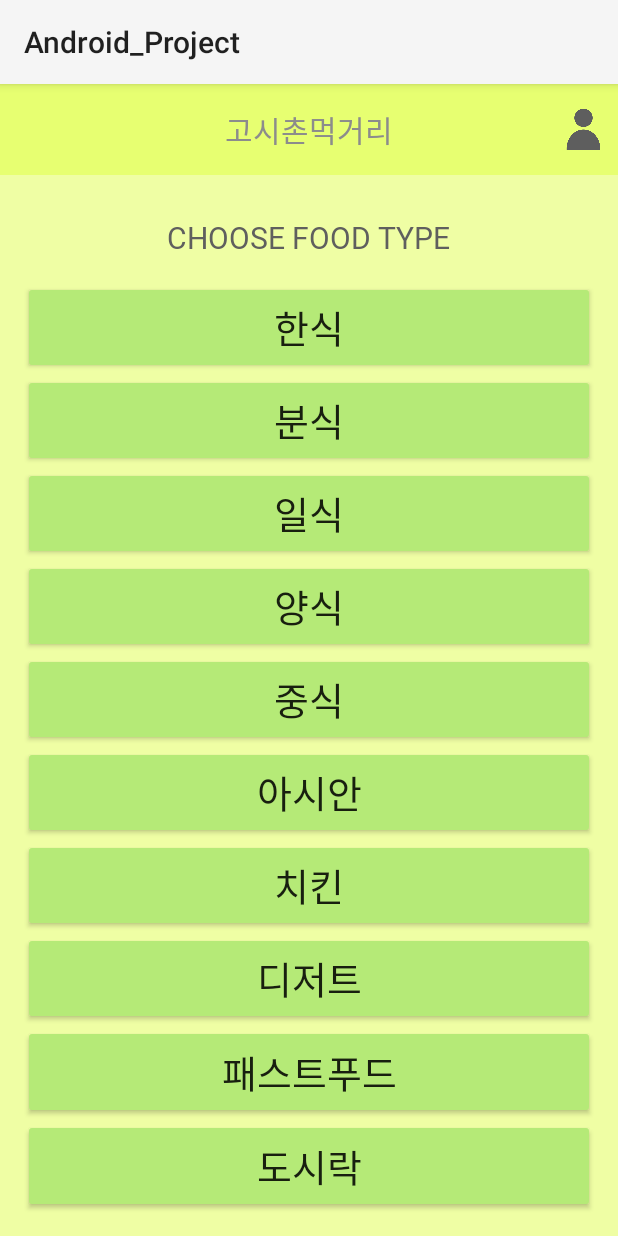
After one commit to c04nh/Android_Project, an Android app: the Layout1 screen opened directly, with no data from a screen before it, on a phone screen of 412 x 824 dp. The commit adds this screen. Run offline under Robolectric (Android 15) with nearby library versions, the phone set to English and light mode, and no system bars.

Commit message:
Edit layout1 commit

```diff
--- a/app/src/main/AndroidManifest.xml
+++ b/app/src/main/AndroidManifest.xml
@@ -9,6 +9,7 @@
         android:roundIcon="@mipmap/ic_launcher_round"
         android:supportsRtl="true"
         android:theme="@style/Theme.Android_Project">
+        <activity android:name=".Layout1"></activity>
         <activity android:name=".MainActivity">
             <intent-filter>
                 <action android:name="android.intent.action.MAIN" />
--- /dev/null
+++ b/app/src/main/java/kr/hs/emirim/w2038/android_project/Layout1.java
@@ -0,0 +1,24 @@
+package kr.hs.emirim.w2038.android_project;
+
+import androidx.appcompat.app.AppCompatActivity;
+
+import android.os.Bundle;
+import android.widget.Button;
+
+public class Layout1 extends AppCompatActivity {
+    Button korean, snack, japanese, chinese, western, asian, chicken, dessert, fastfood, lunchbox;
+    @Override
+    protected void onCreate(Bundle savedInstanceState) {
+        super.onCreate(savedInstanceState);
+        setContentView(R.layout.activity_layout1);
+        korean = findViewById(R.id.korean);
+        japanese = findViewById(R.id.japanese);
+        chinese = findViewById(R.id.chinese);
+        western = findViewById(R.id.western);
+        asian = findViewById(R.id.asian);
+        chicken = findViewById(R.id.chicken);
+        dessert = findViewById(R.id.dessert);
+        fastfood = findViewById(R.id.fastfood);
+        lunchbox = findViewById(R.id.lunchbox);
+    }
+}
--- a/app/src/main/res/font/font.xml
+++ b/app/src/main/res/font/font.xml
@@ -2,5 +2,5 @@
 <font-family xmlns:android="http://schemas.android.com/apk/res/android">
     <font android:fontStyle="normal"
         android:fontWeight="400"
-        android:font="@font/typo_SsangmunDongB"/>
+        android:font="@font/typo_ssangmundongb"/>
 </font-family>
--- /dev/null
+++ b/app/src/main/res/layout/activity_layout1.xml
@@ -0,0 +1,135 @@
+<?xml version="1.0" encoding="utf-8"?>
+<LinearLayout xmlns:android="http://schemas.android.com/apk/res/android"
+    android:orientation="vertical" android:layout_width="match_parent"
+    android:gravity="center_horizontal"
+    android:background="#effea4"
+    android:layout_height="match_parent">
+    <RelativeLayout
+        android:layout_width="match_parent"
+        android:layout_height="wrap_content"
+        android:background="#E7FF71">
+        <TextView
+            android:layout_width="wrap_content"
+            android:layout_height="wrap_content"
+            android:text="고시촌먹거리"
+            android:fontFamily="@font/typo_ssangmundongb"
+            android:textColor="#8C8C8C"
+            android:padding="15dp"
+            android:layout_centerHorizontal="true"
+            android:textSize="20dp"/>
+        <ImageView
+            android:id="@+id/account"
+            android:layout_width="35dp"
+            android:layout_height="35dp"
+            android:layout_alignParentRight="true"
+            android:layout_centerVertical="true"
+            android:layout_marginRight="5dp"
+            android:src="@drawable/account"/>
+    </RelativeLayout>
+    <TextView
+        android:layout_width="wrap_content"
+        android:layout_height="wrap_content"
+        android:layout_gravity="center_horizontal"
+        android:layout_marginTop="28dp"
+        android:fontFamily="@font/typo_ssangmundongb"
+        android:textSize="20dp"
+        android:textColor="#5F5F5E"
+        android:text="@string/layout1_title"/>
+    <LinearLayout
+        android:layout_width="match_parent"
+        android:layout_height="match_parent"
+        android:orientation="vertical"
+        android:padding="15dp"
+        android:gravity="center_horizontal">
+        <Button
+            android:id="@+id/korean"
+            android:layout_width="match_parent"
+            android:layout_height="wrap_content"
+            android:text="@string/f1"
+            android:fontFamily="@font/typo_ssangmundongb"
+            android:textSize="25dp"
+            android:backgroundTint="#B5EA77"
+            android:layout_weight="1"/>
+        <Button
+            android:id="@+id/snack"
+            android:layout_width="match_parent"
+            android:layout_height="wrap_content"
+            android:text="@string/f2"
+            android:fontFamily="@font/typo_ssangmundongb"
+            android:textSize="25dp"
+            android:backgroundTint="#B5EA77"
+            android:layout_weight="1"/>
+        <Button
+            android:id="@+id/japanese"
+            android:layout_width="match_parent"
+            android:layout_height="wrap_content"
+            android:text="@string/f3"
+            android:fontFamily="@font/typo_ssangmundongb"
+            android:textSize="25dp"
+            android:backgroundTint="#B5EA77"
+            android:layout_weight="1"/>
+        <Button
+            android:id="@+id/western"
+            android:layout_width="match_parent"
+            android:layout_height="wrap_content"
+            android:text="@string/f4"
+            android:fontFamily="@font/typo_ssangmundongb"
+            android:textSize="25dp"
+            android:backgroundTint="#B5EA77"
+            android:layout_weight="1"/>
+        <Button
+            android:id="@+id/chinese"
+            android:layout_width="match_parent"
+            android:layout_height="wrap_content"
+            android:text="@string/f5"
+            android:fontFamily="@font/typo_ssangmundongb"
+            android:textSize="25dp"
+            android:backgroundTint="#B5EA77"
+            android:layout_weight="1"/>
+        <Button
+            android:id="@+id/asian"
+            android:layout_width="match_parent"
+            android:layout_height="wrap_content"
+            android:text="@string/f6"
+            android:fontFamily="@font/typo_ssangmundongb"
+            android:textSize="25dp"
+            android:backgroundTint="#B5EA77"
+            android:layout_weight="1"/>
+        <Button
+            android:id="@+id/chicken"
+            android:layout_width="match_parent"
+            android:layout_height="wrap_content"
+            android:text="@string/f7"
+            android:fontFamily="@font/typo_ssangmundongb"
+            android:textSize="25dp"
+            android:backgroundTint="#B5EA77"
+            android:layout_weight="1"/>
+        <Button
+            android:id="@+id/dessert"
+            android:layout_width="match_parent"
+            android:layout_height="wrap_content"
+            android:text="@string/f8"
+            android:fontFamily="@font/typo_ssangmundongb"
+            android:textSize="25dp"
+            android:backgroundTint="#B5EA77"
+            android:layout_weight="1"/>
+        <Button
+            android:id="@+id/fastfood"
+            android:layout_width="match_parent"
+            android:layout_height="wrap_content"
+            android:text="@string/f9"
+            android:fontFamily="@font/typo_ssangmundongb"
+            android:textSize="25dp"
+            android:backgroundTint="#B5EA77"
+            android:layout_weight="1"/>
+        <Button
+            android:id="@+id/lunchbox"
+            android:layout_width="match_parent"
+            android:layout_height="wrap_content"
+            android:text="@string/f10"
+            android:fontFamily="@font/typo_ssangmundongb"
+            android:textSize="25dp"
+            android:backgroundTint="#B5EA77"
+            android:layout_weight="1"/>
+    </LinearLayout>
+</LinearLayout>
--- a/app/src/main/res/values/strings.xml
+++ b/app/src/main/res/values/strings.xml
@@ -1,10 +1,14 @@
 <resources>
     <string name="app_name">Android_Project</string>
-    <string name="layout1_title">Choose Food Type</string>
-    <string name="KF">Korean Food</string>
-    <string name="JF">Japanese Food</string>
-    <string name="CF">Chinese Food</string>
-    <string name="WF">Western Food</string>
-    <string name="ETC">Etc</string>
-    <string name="D">Dessert</string>
+    <string name="layout1_title">CHOOSE FOOD TYPE</string>
+    <string name="f1">한식</string>
+    <string name="f2">분식</string>
+    <string name="f3">일식</string>
+    <string name="f4">양식</string>
+    <string name="f5">중식</string>
+    <string name="f6">아시안</string>
+    <string name="f7">치킨</string>
+    <string name="f8">디저트</string>
+    <string name="f9">패스트푸드</string>
+    <string name="f10">도시락</string>
 </resources>
```
Also changed, not shown: app/src/main/res/layout/layout1.xml (deleted, +0 -75 lines), app/src/main/res/drawable/account.png (added), app/src/main/res/drawable/decoB.png (deleted), app/src/main/res/drawable/decoT.png (deleted), 2 other files.
